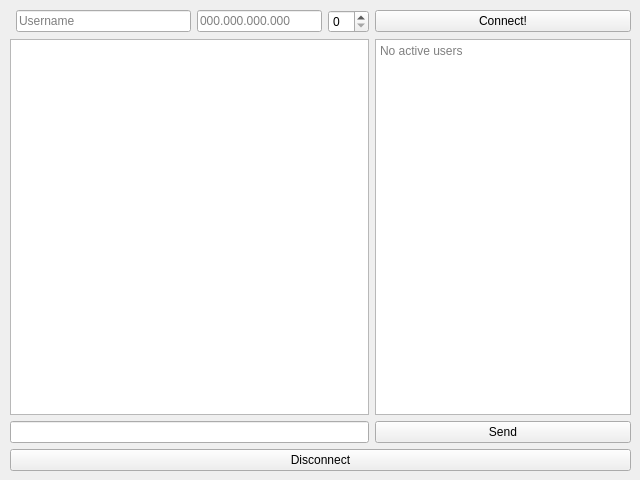
pranav305/sockets_exp, file app.ui: the form before one commit.
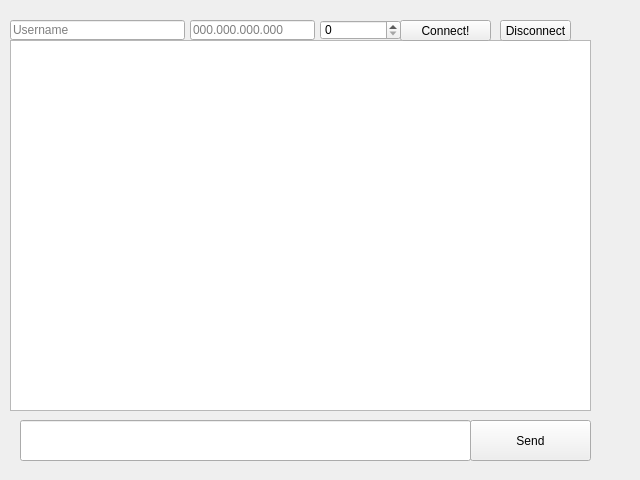
The form after the commit.

What changed in the file:
```diff
--- a/app.ui
+++ b/app.ui
@@ -26,96 +26,121 @@
    <string>MainWindow</string>
   </property>
   <widget class="QWidget" name="centralwidget">
-   <widget class="QWidget" name="gridLayoutWidget">
+   <widget class="QLineEdit" name="UsernameEdit">
     <property name="geometry">
      <rect>
       <x>10</x>
-      <y>10</y>
-      <width>621</width>
-      <height>461</height>
+      <y>20</y>
+      <width>175</width>
+      <height>20</height>
      </rect>
     </property>
-    <layout class="QGridLayout" name="gridLayout_2">
-     <item row="4" column="0" colspan="4">
-      <widget class="QLineEdit" name="messageEdit"/>
-     </item>
-     <item row="5" column="0" colspan="5">
-      <widget class="QPushButton" name="DisconnectBTN">
-       <property name="text">
-        <string>Disconnect</string>
-       </property>
-      </widget>
-     </item>
-     <item row="4" column="4">
-      <widget class="QPushButton" name="SendBTN">
-       <property name="text">
-        <string>Send</string>
-       </property>
-      </widget>
-     </item>
-     <item row="1" column="4">
-      <widget class="QPushButton" name="ConnectBTN">
-       <property name="text">
-        <string>Connect!</string>
-       </property>
-      </widget>
-     </item>
-     <item row="2" column="0" colspan="4">
-      <widget class="QTextEdit" name="MessagesDisplay">
-       <property name="cursor" stdset="0">
-        <cursorShape>ArrowCursor</cursorShape>
-       </property>
-       <property name="readOnly">
-        <bool>true</bool>
-       </property>
-       <property name="acceptRichText">
-        <bool>false</bool>
-       </property>
-      </widget>
-     </item>
-     <item row="2" column="4">
-      <widget class="QTextEdit" name="UsersDisplay">
-       <property name="maximumSize">
-        <size>
-         <width>9999</width>
-         <height>16777215</height>
-        </size>
-       </property>
-       <property name="readOnly">
-        <bool>true</bool>
-       </property>
-       <property name="placeholderText">
-        <string>No active users</string>
-       </property>
-      </widget>
-     </item>
-     <item row="1" column="1">
-      <widget class="QLineEdit" name="UsernameEdit">
-       <property name="placeholderText">
-        <string>Username</string>
-       </property>
-      </widget>
-     </item>
-     <item row="1" column="3">
-      <widget class="QSpinBox" name="PortEdit"/>
-     </item>
-     <item row="1" column="2">
-      <widget class="QLineEdit" name="IPEdit">
-       <property name="maximumSize">
-        <size>
-         <width>125</width>
-         <height>16777215</height>
-        </size>
-       </property>
-       <property name="maxLength">
-        <number>19</number>
-       </property>
-       <property name="placeholderText">
-        <string>000.000.000.000</string>
-       </property>
-      </widget>
-     </item>
-    </layout>
+    <property name="placeholderText">
+     <string>Username</string>
+    </property>
+   </widget>
+   <widget class="QLineEdit" name="IPEdit">
+    <property name="geometry">
+     <rect>
+      <x>190</x>
+      <y>20</y>
+      <width>125</width>
+      <height>20</height>
+     </rect>
+    </property>
+    <property name="maximumSize">
+     <size>
+      <width>125</width>
+      <height>16777215</height>
+     </size>
+    </property>
+    <property name="maxLength">
+     <number>19</number>
+    </property>
+    <property name="placeholderText">
+     <string>000.000.000.000</string>
+    </property>
+   </widget>
+   <widget class="QSpinBox" name="PortEdit">
+    <property name="geometry">
+     <rect>
+      <x>320</x>
+      <y>20</y>
+      <width>81</width>
+      <height>20</height>
+     </rect>
+    </property>
+    <property name="maximum">
+     <number>9000</number>
+    </property>
+   </widget>
+   <widget class="QTextEdit" name="MessagesDisplay">
+    <property name="geometry">
+     <rect>
+      <x>10</x>
+      <y>40</y>
+      <width>581</width>
+      <height>371</height>
+     </rect>
+    </property>
+    <property name="cursor" stdset="0">
+     <cursorShape>ArrowCursor</cursorShape>
+    </property>
+    <property name="readOnly">
+     <bool>true</bool>
+    </property>
+    <property name="acceptRichText">
+     <bool>false</bool>
+    </property>
+   </widget>
+   <widget class="QPushButton" name="ConnectBTN">
+    <property name="geometry">
+     <rect>
+      <x>400</x>
+      <y>20</y>
+      <width>91</width>
+      <height>21</height>
+     </rect>
+    </property>
+    <property name="text">
+     <string>Connect!</string>
+    </property>
+   </widget>
+   <widget class="QPushButton" name="DisconnectBTN">
+    <property name="geometry">
+     <rect>
+      <x>500</x>
+      <y>20</y>
+      <width>71</width>
+      <height>21</height>
+     </rect>
+    </property>
+    <property name="text">
+     <string>Disconnect</string>
+    </property>
+   </widget>
+   <widget class="QPushButton" name="SendBTN">
+    <property name="geometry">
+     <rect>
+      <x>470</x>
+      <y>420</y>
+      <width>121</width>
+      <height>41</height>
+     </rect>
+    </property>
+    <property name="text">
+     <string>Send</string>
+    </property>
+   </widget>
+   <widget class="QLineEdit" name="messageEdit">
+    <property name="geometry">
+     <rect>
+      <x>20</x>
+      <y>420</y>
+      <width>451</width>
+      <height>41</height>
+     </rect>
+    </property>
    </widget>
   </widget>
  </widget>
```
Left out of the diff: 2 changed lines with no effect on the pictures.
